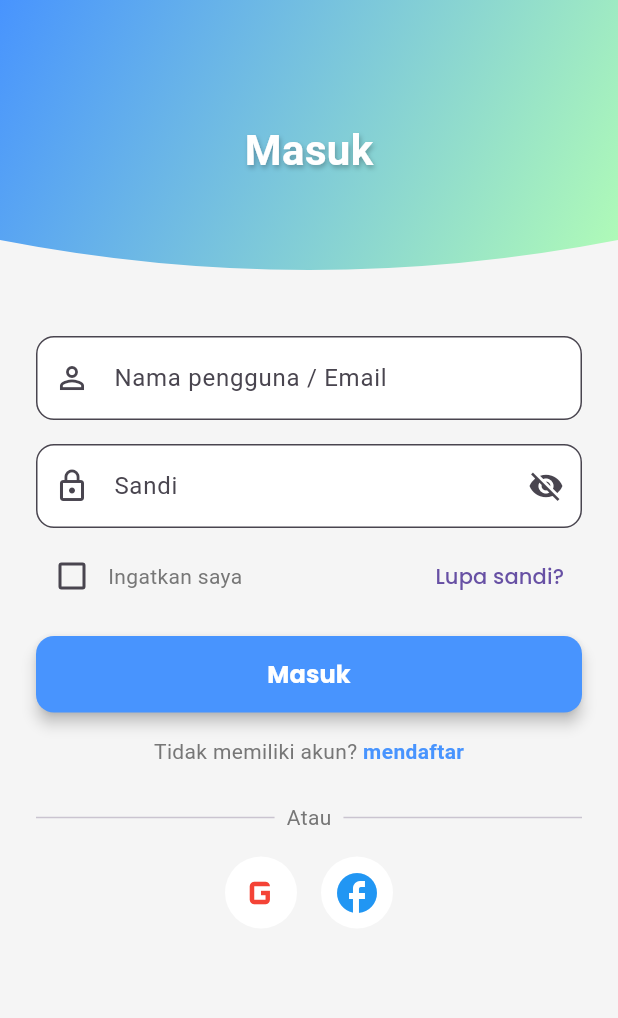
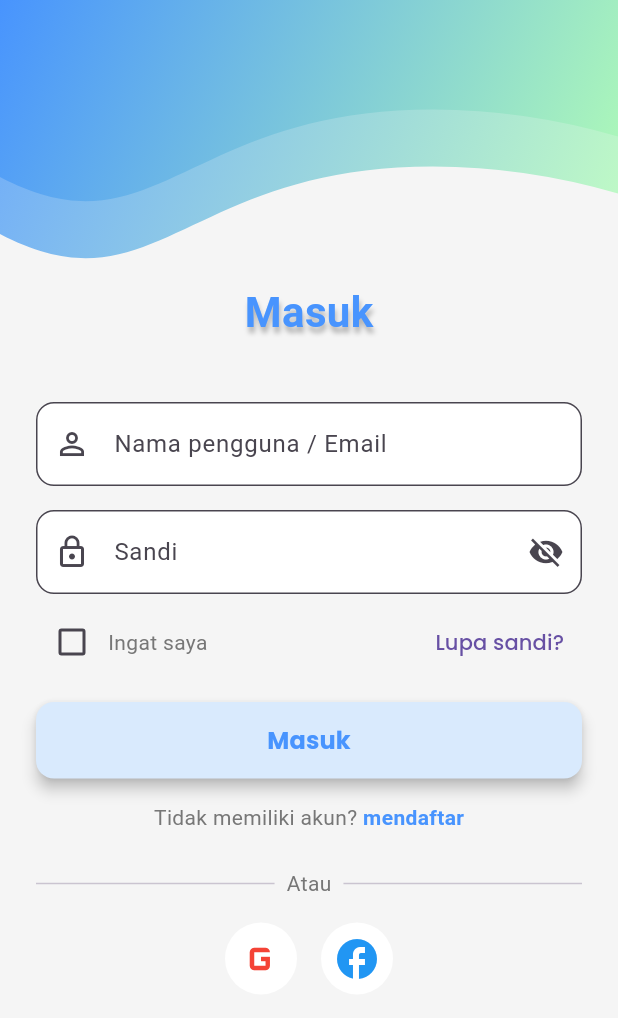
Before and after one commit to ArifbillahKamil/Water-Guard-Project, a Flutter app: the screen it shows after launch, on a phone screen of 412 x 824 dp. Shown: the top 1018 px of the screen. Run offline on Flutter 3.47's test engine with Material 3 defaults, Android fonts, the phone set to English and light mode, and no system bars; our stand-ins replace google_fonts.

Commit message:
update login

```diff
--- a/lib/screens/login_screen.dart
+++ b/lib/screens/login_screen.dart
@@ -1,4 +1,5 @@
 import 'package:flutter/material.dart';
+import '../widgets/double_wave_header.dart';
 
 class LoginScreen extends StatefulWidget {
   const LoginScreen({super.key});
@@ -13,35 +14,26 @@ class _LoginScreenState extends State<LoginScreen> {
 
   @override
   Widget build(BuildContext context) {
-    final theme = Theme.of(context);
-
     return Scaffold(
       body: SingleChildScrollView(
         child: Column(
+          crossAxisAlignment: CrossAxisAlignment.center,
           children: [
-            // Header dengan wave
-            ClipPath(
-              clipper: WaveClipper(),
-              child: Container(
-                height: 200,
-                width: double.infinity,
-                decoration: const BoxDecoration(
-                  gradient: LinearGradient(
-                    colors: [Color(0xFF4894FE), Color(0xFFB3FEB5)],
-                    begin: Alignment.topLeft,
-                    end: Alignment.bottomRight,
-                  ),
-                ),
-                child: const Center(
+            // ===== Double Wave Header =====
+            const DoubleWaveHeader(),
+
+            // ===== Judul "Masuk" =====
+            const Padding(
+              padding: EdgeInsets.only(top: 8, bottom: 16),
               child: Text(
                 "Masuk",
                 style: TextStyle(
                   fontSize: 28,
                   fontWeight: FontWeight.bold,
-                      color: Colors.white,
+                  color: Color(0xFF4894FE), // biru utama
                   shadows: [
                     Shadow(
-                          offset: Offset(1, 2),
+                      offset: Offset(1, 4),
                       blurRadius: 4,
                       color: Colors.black26,
                     ),
@@ -49,10 +41,8 @@ class _LoginScreenState extends State<LoginScreen> {
                 ),
               ),
             ),
-              ),
-            ),
 
-            // Form Login
+            // ===== Form Login =====
             Padding(
               padding: const EdgeInsets.all(24.0),
               child: Column(
@@ -89,7 +79,7 @@ class _LoginScreenState extends State<LoginScreen> {
                   ),
                   const SizedBox(height: 8),
 
-                  // Ingatkan saya + Lupa sandi
+                  // Ingatkan saya + lupa sandi
                   Row(
                     mainAxisAlignment: MainAxisAlignment.spaceBetween,
                     children: [
@@ -103,7 +93,7 @@ class _LoginScreenState extends State<LoginScreen> {
                               });
                             },
                           ),
-                          const Text("Ingatkan saya"),
+                          const Text("Ingat saya"),
                         ],
                       ),
                       TextButton(
@@ -114,7 +104,7 @@ class _LoginScreenState extends State<LoginScreen> {
                   ),
                   const SizedBox(height: 16),
 
-                  // Tombol Login
+                  // ===== Tombol Masuk =====
                   ElevatedButton(
                     onPressed: () {},
                     style: ElevatedButton.styleFrom(
@@ -123,13 +113,14 @@ class _LoginScreenState extends State<LoginScreen> {
                         borderRadius: BorderRadius.circular(12),
                       ),
                       elevation: 4,
-                      backgroundColor: const Color(0xFF4894FE),
+                      backgroundColor: const Color(0xFFD9EAFD), // biru muda
                     ),
                     child: const Text(
                       "Masuk",
                       style: TextStyle(
                         fontSize: 16,
                         fontWeight: FontWeight.bold,
+                        color: Color(0xFF4894FE), // biru utama
                       ),
                     ),
                   ),
@@ -171,7 +162,7 @@ class _LoginScreenState extends State<LoginScreen> {
                   ),
                   const SizedBox(height: 16),
 
-                  // Login via Sosial Media
+                  // Tombol sosial media
                   Row(
                     mainAxisAlignment: MainAxisAlignment.center,
                     children: [
@@ -205,24 +196,3 @@ class _LoginScreenState extends State<LoginScreen> {
     );
   }
 }
-
-/// Custom wave clipper
-class WaveClipper extends CustomClipper<Path> {
-  @override
-  Path getClip(Size size) {
-    final path = Path();
-    path.lineTo(0, size.height - 40);
-    path.quadraticBezierTo(
-      size.width / 2,
-      size.height,
-      size.width,
-      size.height - 40,
-    );
-    path.lineTo(size.width, 0);
-    path.close();
-    return path;
-  }
-
-  @override
-  bool shouldReclip(CustomClipper<Path> oldClipper) => false;
-}
--- /dev/null
+++ b/lib/widgets/double_wave_header.dart
@@ -0,0 +1,86 @@
+import 'package:flutter/material.dart';
+
+/// Widget untuk gelombang di bagian atas
+class DoubleWaveHeader extends StatelessWidget {
+  const DoubleWaveHeader({super.key, this.height = 180});
+
+  final double height;
+
+  @override
+  Widget build(BuildContext context) {
+    return SizedBox(
+      height: height,
+      width: double.infinity,
+      child: Stack(
+        children: [
+          // Gelombang lapisan bawah (biru tua)
+          ClipPath(
+            clipper: TopWaveClipper(offset: -30),
+            child: Container(
+              height: height,
+              decoration: const BoxDecoration(
+                gradient: LinearGradient(
+                  colors: [
+                    Color.fromARGB(202, 72, 148, 254),
+                    Color.fromARGB(199, 179, 254, 182),
+                  ],
+                  begin: Alignment.topLeft,
+                  end: Alignment.bottomRight,
+                ),
+              ),
+            ),
+          ),
+          // Gelombang lapisan atas (biru muda)
+          ClipPath(
+            clipper: TopWaveClipper(offset: 8),
+            child: Container(
+              height: height,
+              decoration: const BoxDecoration(
+                gradient: LinearGradient(
+                  colors: [Color(0xFF4894FE), Color(0xFFB3FEB5)],
+                  begin: Alignment.topLeft,
+                  end: Alignment.bottomRight,
+                ),
+              ),
+            ),
+          ),
+        ],
+      ),
+    );
+  }
+}
+
+// --- CLIPPERS UNTUK GELOMBANG ATAS ---
+class TopWaveClipper extends CustomClipper<Path> {
+  TopWaveClipper({this.offset = 0});
+  final double offset;
+
+  @override
+  Path getClip(Size size) {
+    final path = Path();
+    final double h = size.height;
+
+    path.lineTo(0, h * 0.7 - offset);
+    path.cubicTo(
+      size.width * 0.25,
+      h * 1 - offset,
+      size.width * 0.3,
+      h * 0.45 - offset,
+      size.width * 0.7,
+      h * 0.45 - offset,
+    );
+    path.quadraticBezierTo(
+      size.width * 0.85,
+      h * 0.45 - offset,
+      size.width,
+      h * 0.55 - offset,
+    );
+    path.lineTo(size.width, 0);
+    path.close();
+
+    return path;
+  }
+
+  @override
+  bool shouldReclip(CustomClipper<Path> oldClipper) => true;
+}
```
Lines whose indentation alone changed are shown as unchanged.
